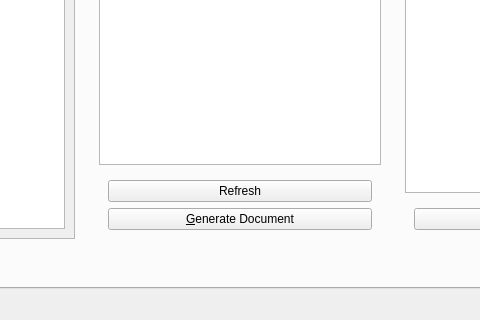
Above: App/UI/main.ui from ledbetterj1atwit/Senior-Project before the change; both pictures show x 145 to 625 and y 306 to 626 of the 887 by 626 pixel window. Below: the same form after it.
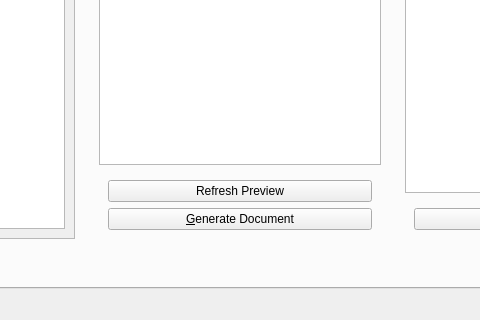
That is the form after the change. The open tabs and pages were chosen to show the change. Icons and pictures are not drawn.

Commit message: Added section selecton and quick edit for the document generation tab.

What changed in the file:
```diff
--- a/App/UI/main.ui
+++ b/App/UI/main.ui
@@ -790,7 +790,7 @@
                  <item>
                   <widget class="QPushButton" name="pushButton_5">
                    <property name="text">
-                    <string>Refresh</string>
+                    <string>Refresh Preview</string>
                    </property>
                   </widget>
                  </item>
```
Left out of the diff: 38 changed lines with no effect on the pictures. The commit also changes 1 other file.
